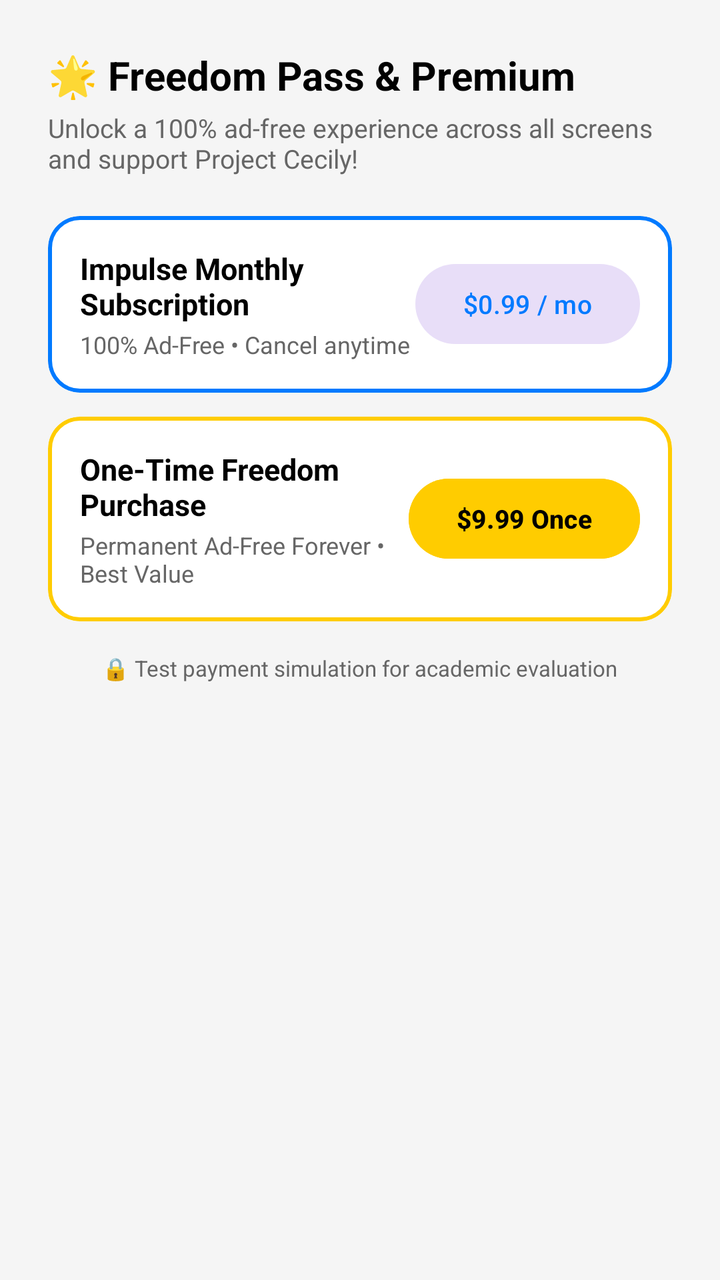
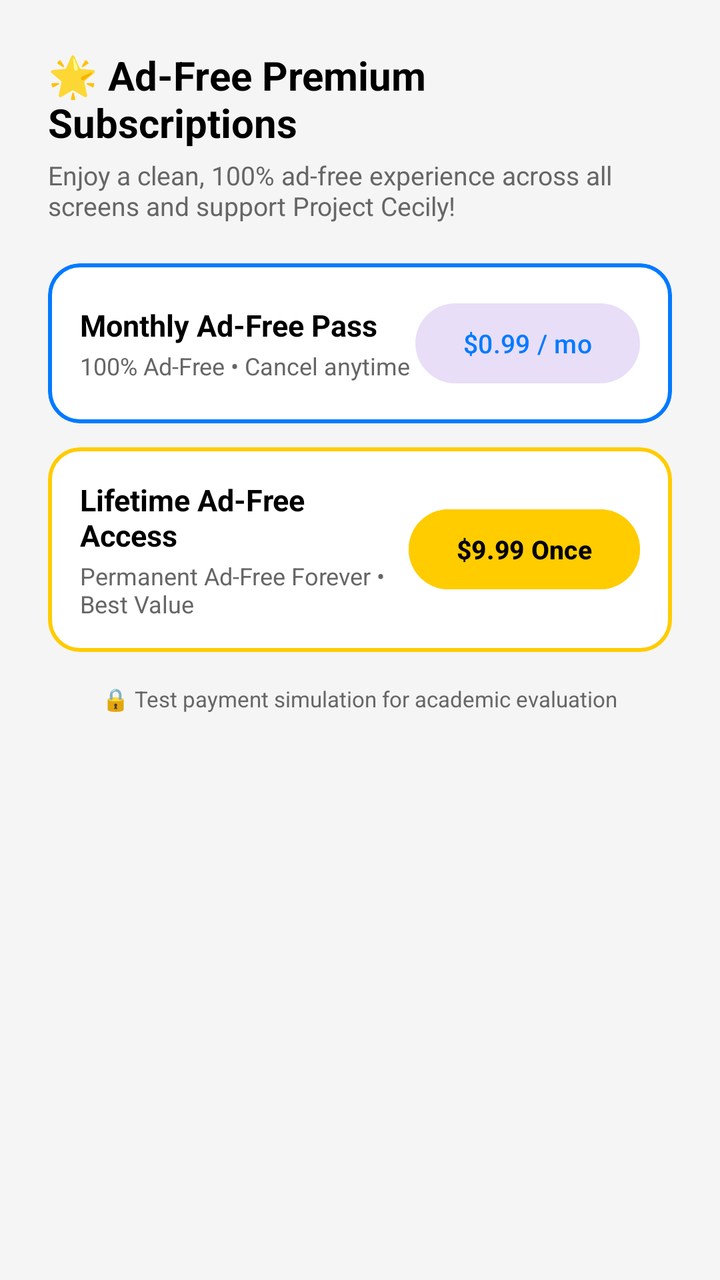

Compare the two renders of this Android layout. The source of the first and the diff that turns it into the second are given below.
<!-- AndroidManifest.xml: application theme Theme.ProjectCecily -->
<!-- res/layout/dialog_subscription.xml -->
<?xml version="1.0" encoding="utf-8"?>
<LinearLayout xmlns:android="http://schemas.android.com/apk/res/android"
    xmlns:app="http://schemas.android.com/apk/res-auto"
    android:layout_width="match_parent"
    android:layout_height="wrap_content"
    android:background="@color/card_background"
    android:orientation="vertical"
    android:padding="24dp">

    
    <TextView
        android:layout_width="wrap_content"
        android:layout_height="wrap_content"
        android:text="🌟 Freedom Pass &amp; Premium"
        android:textColor="@color/text_primary"
        android:textSize="20sp"
        android:textStyle="bold" />

    <TextView
        android:layout_width="wrap_content"
        android:layout_height="wrap_content"
        android:layout_marginTop="4dp"
        android:text="Unlock a 100% ad-free experience across all screens and support Project Cecily!"
        android:textColor="@color/text_secondary"
        android:textSize="13sp" />

    
    <com.google.android.material.card.MaterialCardView
        android:id="@+id/cardMonthlySub"
        android:layout_width="match_parent"
        android:layout_height="wrap_content"
        android:layout_marginTop="20dp"
        android:clickable="true"
        android:focusable="true"
        app:cardBackgroundColor="@color/app_background"
        app:cardCornerRadius="16dp"
        app:strokeColor="@color/nav_selected"
        app:strokeWidth="2dp">

        <RelativeLayout
            android:layout_width="match_parent"
            android:layout_height="wrap_content"
            android:padding="16dp">

            <LinearLayout
                android:layout_width="wrap_content"
                android:layout_height="wrap_content"
                android:layout_alignParentStart="true"
                android:layout_centerVertical="true"
                android:layout_toStartOf="@id/btnSelectMonthly"
                android:orientation="vertical">

                <TextView
                    android:layout_width="wrap_content"
                    android:layout_height="wrap_content"
                    android:text="Impulse Monthly Subscription"
                    android:textColor="@color/text_primary"
                    android:textSize="15sp"
                    android:textStyle="bold" />

                <TextView
                    android:layout_width="wrap_content"
                    android:layout_height="wrap_content"
                    android:layout_marginTop="2dp"
                    android:text="100% Ad-Free • Cancel anytime"
                    android:textColor="@color/text_secondary"
                    android:textSize="12sp" />
            </LinearLayout>

            <Button
                android:id="@+id/btnSelectMonthly"
                style="@style/Widget.Material3.Button.TonalButton"
                android:layout_width="wrap_content"
                android:layout_height="wrap_content"
                android:layout_alignParentEnd="true"
                android:layout_centerVertical="true"
                android:text="$0.99 / mo"
                android:textSize="13sp" />
        </RelativeLayout>
    </com.google.android.material.card.MaterialCardView>

    
    <com.google.android.material.card.MaterialCardView
        android:id="@+id/cardLifetimeSub"
        android:layout_width="match_parent"
        android:layout_height="wrap_content"
        android:layout_marginTop="12dp"
        android:clickable="true"
        android:focusable="true"
        app:cardBackgroundColor="@color/app_background"
        app:cardCornerRadius="16dp"
        app:strokeColor="#FFCC00"
        app:strokeWidth="2dp">

        <RelativeLayout
            android:layout_width="match_parent"
            android:layout_height="wrap_content"
            android:padding="16dp">

            <LinearLayout
                android:layout_width="wrap_content"
                android:layout_height="wrap_content"
                android:layout_alignParentStart="true"
                android:layout_centerVertical="true"
                android:layout_toStartOf="@id/btnSelectLifetime"
                android:orientation="vertical">

                <TextView
                    android:layout_width="wrap_content"
                    android:layout_height="wrap_content"
                    android:text="One-Time Freedom Purchase"
                    android:textColor="@color/text_primary"
                    android:textSize="15sp"
                    android:textStyle="bold" />

                <TextView
                    android:layout_width="wrap_content"
                    android:layout_height="wrap_content"
                    android:layout_marginTop="2dp"
                    android:text="Permanent Ad-Free Forever • Best Value"
                    android:textColor="@color/text_secondary"
                    android:textSize="12sp" />
            </LinearLayout>

            <Button
                android:id="@+id/btnSelectLifetime"
                style="@style/Widget.Material3.Button"
                android:layout_width="wrap_content"
                android:layout_height="wrap_content"
                android:layout_alignParentEnd="true"
                android:layout_centerVertical="true"
                android:backgroundTint="#FFCC00"
                android:text="$9.99 Once"
                android:textColor="#000000"
                android:textSize="13sp"
                android:textStyle="bold" />
        </RelativeLayout>
    </com.google.android.material.card.MaterialCardView>

    <TextView
        android:layout_width="wrap_content"
        android:layout_height="wrap_content"
        android:layout_gravity="center"
        android:layout_marginTop="16dp"
        android:text="🔒 Test payment simulation for academic evaluation"
        android:textColor="@color/text_secondary"
        android:textSize="11sp" />

</LinearLayout>
<!-- resources referenced by this layout -->
<resources>
  <color name="app_background">#FFFFFF</color>
  <color name="card_background">#F5F5F5</color>
  <color name="nav_selected">#007AFF</color>
  <color name="text_primary">#000000</color>
  <color name="text_secondary">#666666</color>
  <style name="Theme.ProjectCecily" parent="Base.Theme.ProjectCecily" />
  <style name="Base.Theme.ProjectCecily" parent="Theme.Material3.DayNight.NoActionBar">
          
          <item name="colorPrimary">@color/nav_selected</item>
          <item name="windowActionBar">false</item>
          <item name="windowNoTitle">true</item>
  
          
          <item name="colorOnSecondaryContainer">@color/nav_selected</item>
      </style>
</resources>

<!-- the commit's change to res/layout/dialog_subscription.xml (unified diff, before → after) -->
@@ -11,7 +11,7 @@
     <TextView
         android:layout_width="wrap_content"
         android:layout_height="wrap_content"
-        android:text="🌟 Freedom Pass &amp; Premium"
+        android:text="🌟 Ad-Free Premium Subscriptions"
         android:textColor="@color/text_primary"
         android:textSize="20sp"
         android:textStyle="bold" />
@@ -20,7 +20,7 @@
         android:layout_width="wrap_content"
         android:layout_height="wrap_content"
         android:layout_marginTop="4dp"
-        android:text="Unlock a 100% ad-free experience across all screens and support Project Cecily!"
+        android:text="Enjoy a clean, 100% ad-free experience across all screens and support Project Cecily!"
         android:textColor="@color/text_secondary"
         android:textSize="13sp" />
 
@@ -53,7 +53,7 @@
                 <TextView
                     android:layout_width="wrap_content"
                     android:layout_height="wrap_content"
-                    android:text="Impulse Monthly Subscription"
+                    android:text="Monthly Ad-Free Pass"
                     android:textColor="@color/text_primary"
                     android:textSize="15sp"
                     android:textStyle="bold" />
@@ -108,7 +108,7 @@
                 <TextView
                     android:layout_width="wrap_content"
                     android:layout_height="wrap_content"
-                    android:text="One-Time Freedom Purchase"
+                    android:text="Lifetime Ad-Free Access"
                     android:textColor="@color/text_primary"
                     android:textSize="15sp"
                     android:textStyle="bold" />
